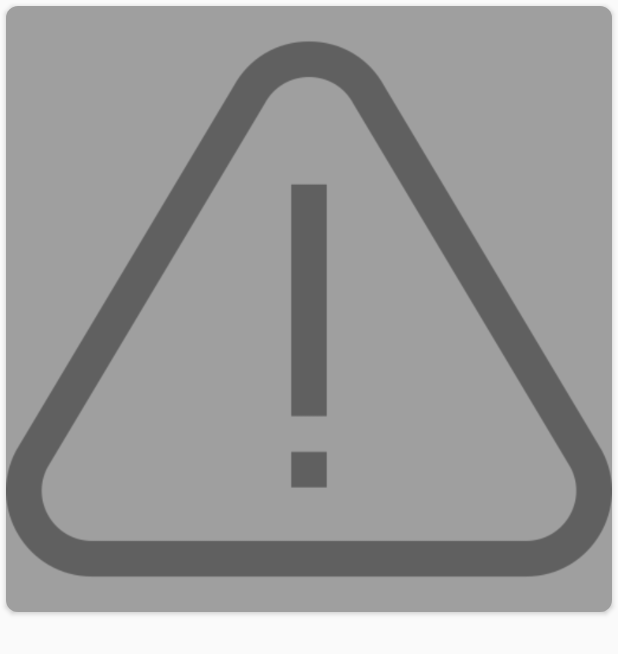
After one commit to awesome-academy/DMeal, an Android app: the layout item_meal_category.xml on its own in the app's theme, with its tools: preview values and no code run, on a phone screen of 412 x 824 dp. The commit adds this screen. Shown: the top 654 px of the screen. Run offline under Robolectric (Android 15) with nearby library versions, the phone set to English and light mode, and no system bars.

Commit message:
task#35870

```diff
--- /dev/null
+++ b/app/src/main/res/layout/item_meal_category.xml
@@ -0,0 +1,50 @@
+<?xml version="1.0" encoding="utf-8"?>
+<androidx.cardview.widget.CardView xmlns:android="http://schemas.android.com/apk/res/android"
+    xmlns:app="http://schemas.android.com/apk/res-auto"
+    android:layout_width="match_parent"
+    android:layout_height="wrap_content"
+    android:layout_margin="@dimen/dp_4"
+    app:cardCornerRadius="@dimen/dp_8">
+
+    <androidx.constraintlayout.widget.ConstraintLayout
+        android:layout_width="match_parent"
+        android:layout_height="wrap_content">
+
+        <ImageView
+            android:id="@+id/imageMealCategory"
+            android:layout_width="0dp"
+            android:layout_height="0dp"
+            android:alpha="0.4"
+            android:contentDescription="@null"
+            android:scaleType="centerInside"
+            android:src="@drawable/ic_broken_image"
+            app:layout_constraintBottom_toBottomOf="parent"
+            app:layout_constraintDimensionRatio="1:1"
+            app:layout_constraintEnd_toEndOf="parent"
+            app:layout_constraintStart_toStartOf="parent"
+            app:layout_constraintTop_toTopOf="parent" />
+
+        <View
+            android:id="@+id/viewShadow"
+            android:layout_width="0dp"
+            android:layout_height="0dp"
+            android:background="@color/color_semi_transparent"
+            app:layout_constraintBottom_toBottomOf="parent"
+            app:layout_constraintEnd_toEndOf="parent"
+            app:layout_constraintStart_toStartOf="parent"
+            app:layout_constraintTop_toTopOf="parent" />
+
+        <TextView
+            android:id="@+id/textNameMealCategory"
+            style="@style/TextViewBold"
+            android:gravity="center"
+            android:textColor="@android:color/white"
+            android:textSize="@dimen/sp_12"
+            app:layout_constraintBottom_toBottomOf="parent"
+            app:layout_constraintEnd_toEndOf="@+id/imageMealCategory"
+            app:layout_constraintStart_toStartOf="parent"
+            app:layout_constraintTop_toTopOf="@+id/viewShadow" />
+
+    </androidx.constraintlayout.widget.ConstraintLayout>
+
+</androidx.cardview.widget.CardView>
--- a/app/src/main/res/values/colors.xml
+++ b/app/src/main/res/values/colors.xml
@@ -6,5 +6,6 @@
     <color name="color_regent_gray">#8190A5</color>
     <color name="color_alto">#DFDFDF</color>
     <color name="color_alto_29">#4BDFDFDF</color>
+    <color name="color_semi_transparent">#60000000</color>
 
 </resources>
```
Also changed, not shown: app/src/main/java/com/sunasterisk/dmealfoodapp/ui/category/MealCategoryFragment.kt (added, +17 -0 lines), app/src/main/java/com/sunasterisk/dmealfoodapp/ui/main/MainActivity.kt (+17 -0 lines), app/src/main/res/layout/fragment_meal_category.xml (added, +29 -0 lines), app/src/main/res/drawable/ic_broken_image.png.
